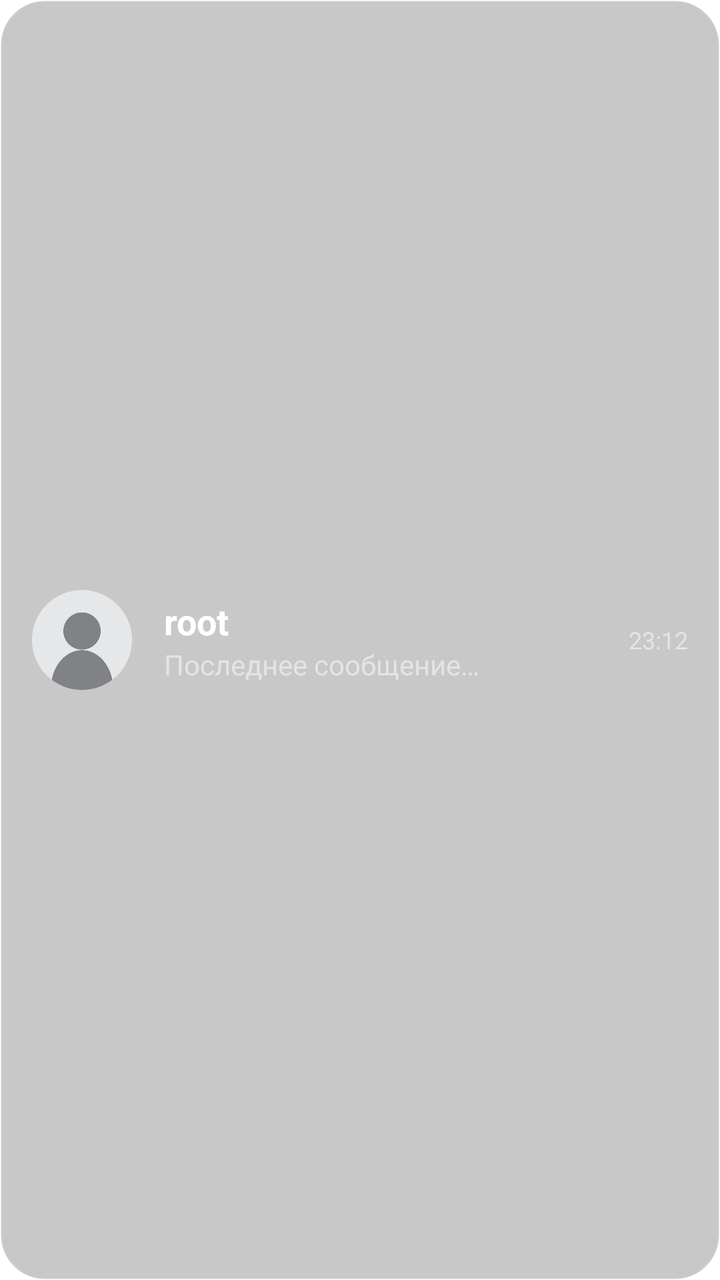
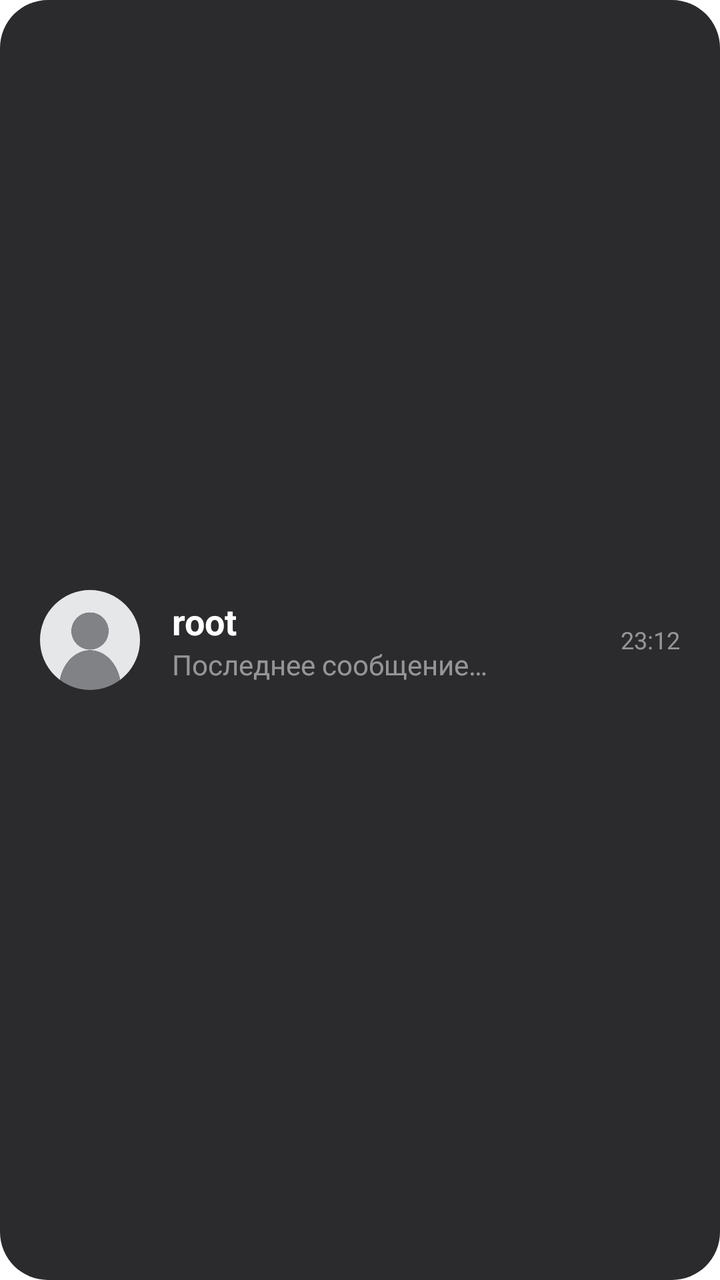

Before-and-after screenshots of an Android layout around one commit, followed by the original layout XML and the change that was made.
<!-- AndroidManifest.xml: application theme Theme.App.NoActionBar -->
<!-- res/layout/item_chat.xml -->
<?xml version="1.0" encoding="utf-8"?>
<LinearLayout xmlns:android="http://schemas.android.com/apk/res/android"
    xmlns:app="http://schemas.android.com/apk/res-auto"
    android:layout_width="match_parent"
    android:layout_height="wrap_content"
    android:orientation="horizontal"
    android:padding="16dp"
    android:gravity="center_vertical"
    android:background="@drawable/chat_item_bg">

    
    <com.google.android.material.imageview.ShapeableImageView
        android:id="@+id/chatAvatar"
        android:layout_width="50dp"
        android:layout_height="50dp"
        android:layout_marginEnd="16dp"
        android:scaleType="centerCrop"
        android:src="@drawable/ic_user_placeholder"
        app:shapeAppearanceOverlay="@style/AvatarRound" />

    
    <LinearLayout
        android:layout_width="0dp"
        android:layout_height="wrap_content"
        android:layout_weight="1"
        android:orientation="vertical">

        <TextView
            android:id="@+id/chatName"
            android:layout_width="wrap_content"
            android:layout_height="wrap_content"
            android:text="root"
            android:textSize="18sp"
            android:textColor="#FFFFFF"
            android:textStyle="bold" />

        <TextView
            android:id="@+id/chatLastMessage"
            android:layout_width="wrap_content"
            android:layout_height="wrap_content"
            android:text="Последнее сообщение…"
            android:textSize="14sp"
            android:textColor="#80FFFFFF"
            android:maxLines="1"
            android:ellipsize="end" />
    </LinearLayout>

    
    <LinearLayout
        android:layout_width="wrap_content"
        android:layout_height="match_parent"
        android:gravity="center"
        android:orientation="vertical">

        <TextView
            android:id="@+id/chatTime"
            android:layout_width="wrap_content"
            android:layout_height="wrap_content"
            android:text="23:12"
            android:textSize="12sp"
            android:textColor="#80FFFFFF" />

        <TextView
            android:id="@+id/chatUnread"
            android:layout_width="wrap_content"
            android:layout_height="wrap_content"
            android:background="@drawable/unread_badge"
            android:textColor="#FFFFFF"
            android:text="13"
            android:textSize="12sp"
            android:paddingLeft="8dp"
            android:paddingRight="8dp"
            android:paddingTop="2dp"
            android:paddingBottom="2dp"
            android:layout_marginTop="6dp"
            android:visibility="gone" />
    </LinearLayout>

</LinearLayout>
<!-- resources referenced by this layout -->
<resources>
  <!-- drawable chat_item_bg (drawable) -->
  <shape xmlns:android="http://schemas.android.com/apk/res/android"
      android:shape="rectangle">
  
      <solid android:color="#c8c8c8" />     
  
      <corners android:radius="22dp" />     
  
      <stroke
          android:width="1dp"
          android:color="#1FFFFFFF" />      
  </shape>
  <!-- drawable ic_user_placeholder: png bitmap (drawable, 47460 bytes) -->
  <!-- drawable unread_badge (drawable) -->
  <shape xmlns:android="http://schemas.android.com/apk/res/android"
      android:shape="rectangle">
      <solid android:color="#E74C3C" />
      <corners android:radius="50dp" />
  </shape>
  <style name="AvatarRound">
          <item name="cornerFamily">rounded</item>
          <item name="cornerSize">50%</item>
      </style>
  <style name="Theme.App.NoActionBar" parent="Theme.MaterialComponents.DayNight.NoActionBar">
          
      </style>
</resources>

<!-- the commit's change to res/layout/item_chat.xml (unified diff, before → after) -->
@@ -3,10 +3,16 @@
     xmlns:app="http://schemas.android.com/apk/res-auto"
     android:layout_width="match_parent"
     android:layout_height="wrap_content"
+
+    android:layout_marginStart="10dp"
+    android:layout_marginEnd="10dp"
+    android:layout_marginBottom="10dp"
+
+    android:background="@drawable/item_chats"
+    android:gravity="center_vertical"
     android:orientation="horizontal"
-    android:padding="16dp"
-    android:gravity="center_vertical"
-    android:background="@drawable/chat_item_bg">
+    android:padding="20dp"
+    android:paddingBottom="10dp">>
 
     
     <com.google.android.material.imageview.ShapeableImageView
@@ -30,19 +36,19 @@
             android:layout_width="wrap_content"
             android:layout_height="wrap_content"
             android:text="root"
+            android:textColor="#FFFFFF"
             android:textSize="18sp"
-            android:textColor="#FFFFFF"
             android:textStyle="bold" />
 
         <TextView
             android:id="@+id/chatLastMessage"
             android:layout_width="wrap_content"
             android:layout_height="wrap_content"
+            android:ellipsize="end"
+            android:maxLines="1"
             android:text="Последнее сообщение…"
-            android:textSize="14sp"
             android:textColor="#80FFFFFF"
-            android:maxLines="1"
-            android:ellipsize="end" />
+            android:textSize="14sp" />
     </LinearLayout>
 
     
@@ -57,22 +63,22 @@
             android:layout_width="wrap_content"
             android:layout_height="wrap_content"
             android:text="23:12"
-            android:textSize="12sp"
-            android:textColor="#80FFFFFF" />
+            android:textColor="#80FFFFFF"
+            android:textSize="12sp" />
 
         <TextView
             android:id="@+id/chatUnread"
             android:layout_width="wrap_content"
             android:layout_height="wrap_content"
+            android:layout_marginTop="6dp"
             android:background="@drawable/unread_badge"
+            android:paddingLeft="8dp"
+            android:paddingTop="2dp"
+            android:paddingRight="8dp"
+            android:paddingBottom="2dp"
+            android:text="13"
             android:textColor="#FFFFFF"
-            android:text="13"
             android:textSize="12sp"
-            android:paddingLeft="8dp"
-            android:paddingRight="8dp"
-            android:paddingTop="2dp"
-            android:paddingBottom="2dp"
-            android:layout_marginTop="6dp"
             android:visibility="gone" />
     </LinearLayout>
 
<!-- resource entries referenced after the edit -->
@@ -1,18 +1,13 @@
 <!-- resources referenced by this layout -->
 <resources>
-  <!-- drawable chat_item_bg (drawable) -->
+  <!-- drawable ic_user_placeholder: png bitmap (drawable, 47460 bytes) -->
+  <!-- drawable item_chats (drawable) -->
+  <?xml version="1.0" encoding="utf-8"?>
   <shape xmlns:android="http://schemas.android.com/apk/res/android"
       android:shape="rectangle">
-  
-      <solid android:color="#c8c8c8" />     
-  
-      <corners android:radius="22dp" />     
-  
-      <stroke
-          android:width="1dp"
-          android:color="#1FFFFFFF" />      
+      <solid android:color="#2b2b2e" />
+      <corners android:radius="24dp" />
   </shape>
-  <!-- drawable ic_user_placeholder: png bitmap (drawable, 47460 bytes) -->
   <!-- drawable unread_badge (drawable) -->
   <shape xmlns:android="http://schemas.android.com/apk/res/android"
       android:shape="rectangle">
@@ -25,6 +20,10 @@
       </style>
   <style name="Theme.App.NoActionBar" parent="Theme.MaterialComponents.DayNight.NoActionBar">
           
+          
+          <item name="android:statusBarColor">@android:color/white</item>
+          
+          <item name="android:windowLightStatusBar">true</item>
       </style>
 </resources>
 
